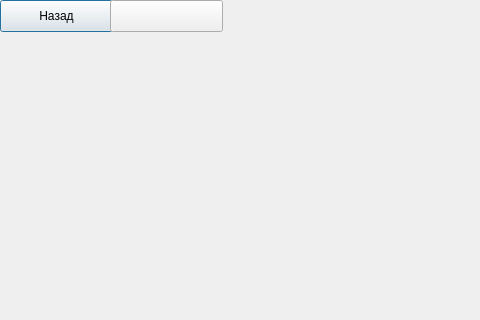
The window that app_windows/templates/img_view_template.ui (bloodofspring/yandex_drive_desktop) describes before a commit, drawn with Qt 5; both pictures show x 0 to 480 and y 0 to 320 of the 568 by 444 pixel window.
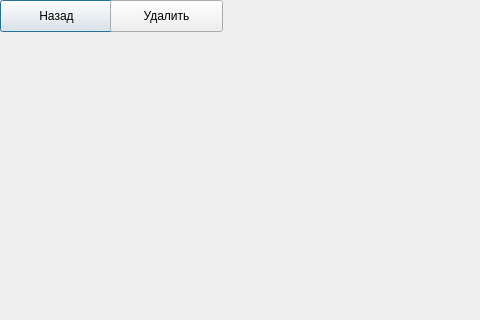
The same window after the commit.

Commit message:
feat: Дописан ImageViewer
НЕ ПРОТЕСТИРОВАН

Patch:
```diff
--- a/app_windows/templates/img_view_template.ui
+++ b/app_windows/templates/img_view_template.ui
@@ -35,7 +35,7 @@
      <height>32</height>
     </rect>
    </property>
-   <property name="delete">
+   <property name="text">
     <string>Удалить</string>
    </property>
   </widget>
```
Left out of the diff: 13 changed lines with no effect on the pictures. The commit also changes 1 other file.
